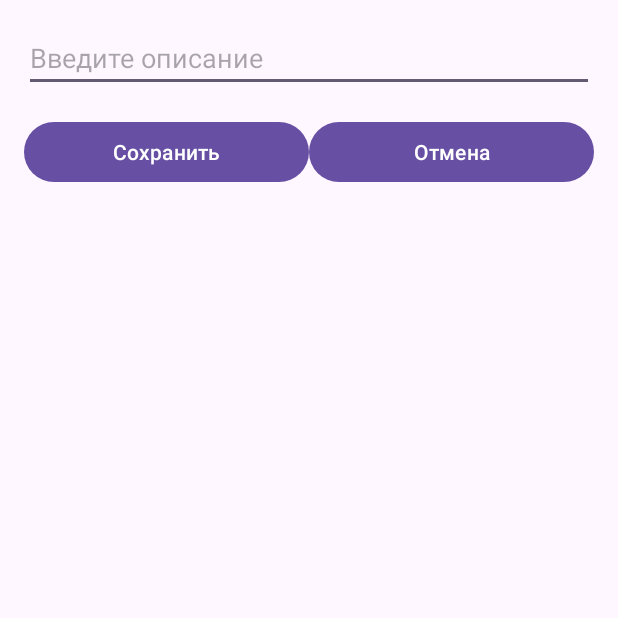
After one commit to Stradalec/Sem2LabAndroid6, an Android app: the EditDescriptionActivity screen opened directly, with no data from a screen before it, on a phone screen of 412 x 824 dp, the top half of it. The commit adds this screen. Run offline under Robolectric (Android 15) with nearby library versions, the phone set to English and light mode, and no system bars.

Commit message:
Added some try to do some description

```diff
--- a/app/src/main/AndroidManifest.xml
+++ b/app/src/main/AndroidManifest.xml
@@ -21,7 +21,10 @@
 
                 <category android:name="android.intent.category.LAUNCHER" />
             </intent-filter>
+
         </activity>
+        <activity
+            android:name=".EditDescriptionActivity" />
     </application>
 
 </manifest>
--- /dev/null
+++ b/app/src/main/java/com/example/sem2labandroid6/EditDescriptionActivity.kt
@@ -0,0 +1,39 @@
+package com.example.sem2labandroid6
+
+import android.content.Intent
+import android.os.Bundle
+import android.widget.Button
+import android.widget.EditText
+import androidx.appcompat.app.AppCompatActivity
+
+class EditDescriptionActivity : AppCompatActivity() {
+    companion object {
+        const val EXTRA_POSITION = "position"
+        const val EXTRA_DESCRIPTION = "description"
+        const val RESULT_UPDATE = 100
+    }
+
+    override fun onCreate(savedInstanceState: Bundle?) {
+        super.onCreate(savedInstanceState)
+        setContentView(R.layout.activity_edit_description)
+
+        val etDescription = findViewById<EditText>(R.id.etDescription)
+        val btnSave = findViewById<Button>(R.id.btnSave)
+        val btnCancel = findViewById<Button>(R.id.btnCancel)
+
+        etDescription.setText(intent.getStringExtra(EXTRA_DESCRIPTION))
+
+        btnSave.setOnClickListener {
+            val resultIntent = Intent().apply {
+                putExtra(EXTRA_POSITION, intent.getIntExtra(EXTRA_POSITION, -1))
+                putExtra(EXTRA_DESCRIPTION, etDescription.text.toString())
+            }
+            setResult(RESULT_UPDATE, resultIntent)
+            finish()
+        }
+
+        btnCancel.setOnClickListener {
+            finish()
+        }
+    }
+}
--- /dev/null
+++ b/app/src/main/res/layout/activity_edit_description.xml
@@ -0,0 +1,36 @@
+<?xml version="1.0" encoding="utf-8"?>
+<LinearLayout
+    xmlns:android="http://schemas.android.com/apk/res/android"
+    android:layout_width="match_parent"
+    android:layout_height="match_parent"
+    android:orientation="vertical"
+    android:padding="16dp">
+
+    <EditText
+        android:id="@+id/etDescription"
+        android:layout_width="match_parent"
+        android:layout_height="wrap_content"
+        android:hint="Введите описание"
+        android:inputType="textMultiLine"/>
+
+    <LinearLayout
+        android:layout_width="match_parent"
+        android:layout_height="wrap_content"
+        android:orientation="horizontal"
+        android:layout_marginTop="16dp">
+
+        <Button
+            android:id="@+id/btnSave"
+            android:layout_width="0dp"
+            android:layout_height="wrap_content"
+            android:layout_weight="1"
+            android:text="Сохранить"/>
+
+        <Button
+            android:id="@+id/btnCancel"
+            android:layout_width="0dp"
+            android:layout_height="wrap_content"
+            android:layout_weight="1"
+            android:text="Отмена"/>
+    </LinearLayout>
+</LinearLayout>
--- a/app/src/main/res/layout/activity_main.xml
+++ b/app/src/main/res/layout/activity_main.xml
@@ -10,8 +10,8 @@
 
     <androidx.recyclerview.widget.RecyclerView
         android:id="@+id/rView"
-        android:layout_width="match_parent"
-        android:layout_height="wrap_content"
+        android:layout_width="400dp"
+        android:layout_height="match_parent"
         app:layout_constraintTop_toTopOf="parent"
         app:layout_constraintStart_toStartOf="parent"/>
 
```
Also changed, not shown: app/src/main/java/com/example/sem2labandroid6/ImageItem.kt (added, +8 -0 lines), app/src/main/java/com/example/sem2labandroid6/ImagesAdapter.kt (+24 -15 lines), app/src/main/java/com/example/sem2labandroid6/ImagesViewModel.kt (+18 -6 lines), app/src/main/java/com/example/sem2labandroid6/MainActivity.kt (+30 -3 lines), app/src/main/res/layout/item_image.xml (+7 -1 lines).
